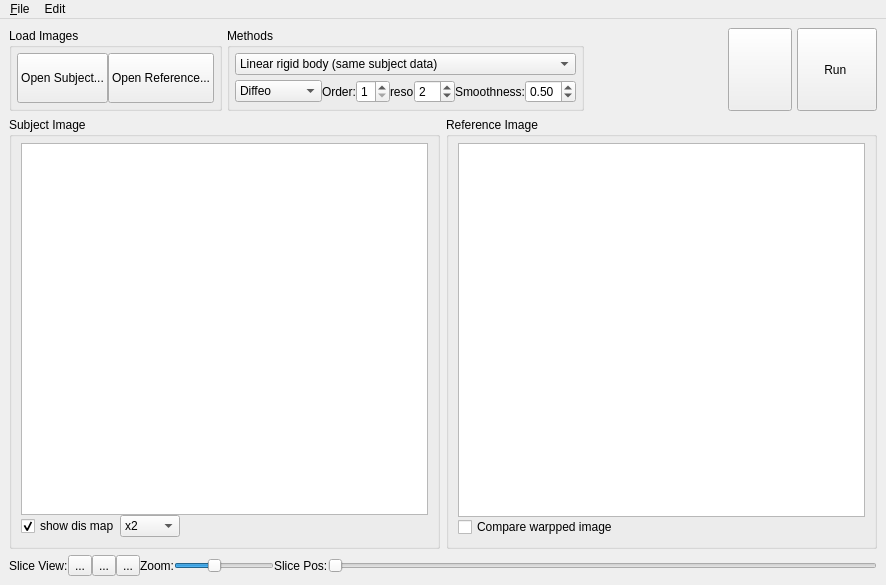
The window that regtoolbox.ui (frankyeh/DSI-Studio) describes before a commit, drawn with Qt 5.
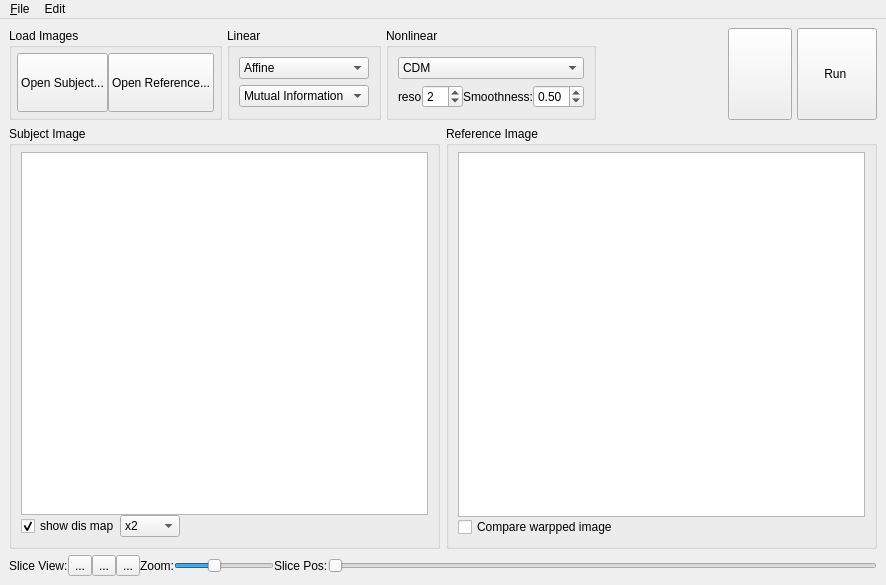
The same window after the commit. Icons and pictures are not drawn.

```diff
--- a/regtoolbox.ui
+++ b/regtoolbox.ui
@@ -104,55 +104,75 @@
         </widget>
        </item>
        <item>
-        <widget class="QGroupBox" name="groupBox_4">
+        <widget class="QGroupBox" name="groupBox_5">
+         <property name="minimumSize">
+          <size>
+           <width>150</width>
+           <height>0</height>
+          </size>
+         </property>
          <property name="title">
-          <string>Methods</string>
+          <string>Linear</string>
          </property>
-         <layout class="QVBoxLayout" name="verticalLayout_2">
-          <property name="spacing">
-           <number>5</number>
-          </property>
-          <property name="leftMargin">
-           <number>5</number>
-          </property>
-          <property name="topMargin">
-           <number>5</number>
-          </property>
-          <property name="rightMargin">
-           <number>5</number>
-          </property>
-          <property name="bottomMargin">
-           <number>5</number>
-          </property>
+         <layout class="QVBoxLayout" name="verticalLayout">
           <item>
-           <widget class="QComboBox" name="reg_type">
-            <property name="minimumSize">
-             <size>
-              <width>300</width>
-              <height>0</height>
-             </size>
-            </property>
+           <widget class="QComboBox" name="linear_method">
             <property name="currentIndex">
-             <number>0</number>
+             <number>2</number>
             </property>
             <item>
              <property name="text">
-              <string>Linear rigid body (same subject data)</string>
+              <string>None</string>
              </property>
             </item>
             <item>
              <property name="text">
-              <string>Linear affine + Nonlinear (subject-template)</string>
+              <string>Rigid body</string>
              </property>
             </item>
             <item>
              <property name="text">
-              <string>Nonlinear only (subject-template)</string>
+              <string>Affine</string>
              </property>
             </item>
+           </widget>
+          </item>
+          <item>
+           <widget class="QComboBox" name="cost_fun">
             <item>
              <property name="text">
-              <string>Linear affine only (subject-template)</string>
+              <string>Mutual Information</string>
+             </property>
+            </item>
+            <item>
+             <property name="text">
+              <string>Correlation</string>
+             </property>
+            </item>
+           </widget>
+          </item>
+         </layout>
+        </widget>
+       </item>
+       <item>
+        <widget class="QGroupBox" name="groupBox_6">
+         <property name="title">
+          <string>Nonlinear</string>
+         </property>
+         <layout class="QVBoxLayout" name="verticalLayout_3">
+          <item>
+           <widget class="QComboBox" name="nonlinear_method">
+            <property name="currentIndex">
+             <number>1</number>
+            </property>
+            <item>
+             <property name="text">
+              <string>None</string>
+             </property>
+            </item>
+            <item>
+             <property name="text">
+              <string>CDM</string>
              </property>
             </item>
            </widget>
@@ -175,23 +195,6 @@
              <property name="bottomMargin">
               <number>0</number>
              </property>
-             <item>
-              <widget class="QComboBox" name="reg_method">
-               <property name="currentIndex">
-                <number>1</number>
-               </property>
-               <item>
-                <property name="text">
-                 <string>SPM norm</string>
-                </property>
-               </item>
-               <item>
-                <property name="text">
-                 <string>Diffeo</string>
-                </property>
-               </item>
-              </widget>
-             </item>
              <item>
               <widget class="QWidget" name="order_widget" native="true">
                <layout class="QHBoxLayout" name="horizontalLayout_3">
@@ -210,23 +213,6 @@
                 <property name="bottomMargin">
                  <number>0</number>
                 </property>
-                <item>
-                 <widget class="QLabel" name="label_3">
-                  <property name="text">
-                   <string>Order:</string>
-                  </property>
-                 </widget>
-                </item>
-                <item>
-                 <widget class="QSpinBox" name="order">
-                  <property name="minimum">
-                   <number>1</number>
-                  </property>
-                  <property name="maximum">
-                   <number>4</number>
-                  </property>
-                 </widget>
-                </item>
                 <item>
                  <widget class="QLabel" name="label_5">
                   <property name="text">
```
